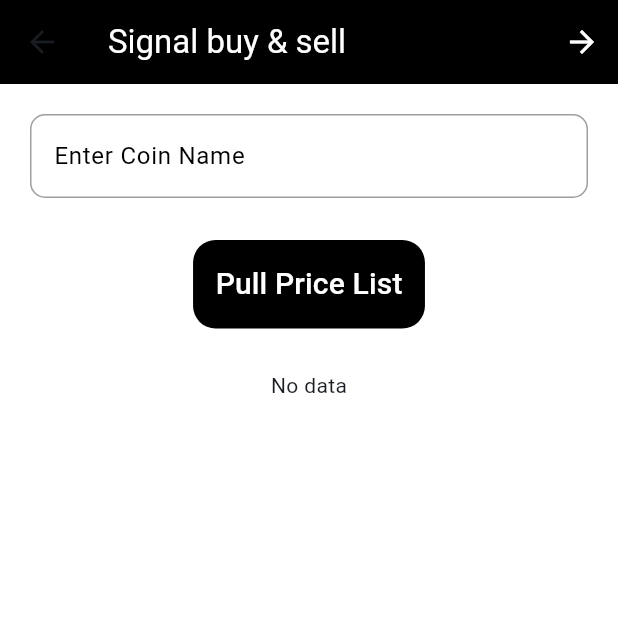
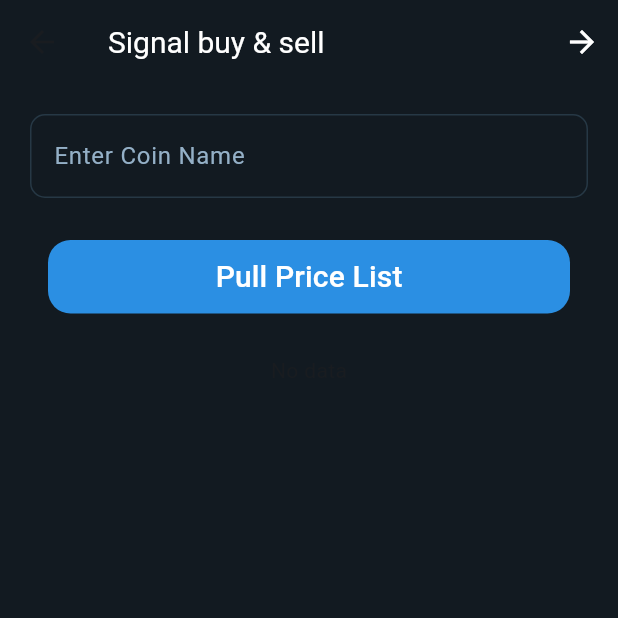
Before and after one commit to ahmedns95/coin-tracker-application, a Flutter app: the screen it shows after launch, after a tap on "Signal Chart", on a phone screen of 412 x 824 dp, the top half of it. Run offline on Flutter 3.47's test engine with Material 3 defaults, Android fonts, the phone set to English and light mode, and no system bars; our stand-ins replace fl_chart; network calls fail.

Commit message:
overall design updates

```diff
--- a/lib/config/app_colors.dart
+++ b/lib/config/app_colors.dart
@@ -4,5 +4,13 @@
 
 class AppColors{
   static  Color kPrimaryColor = Colors.black;
+  static const kPrimaryColor1 =  Color(0xff121A21);
+  static const kPrimaryTextColor =  Color(0xffFFFFFF);
+  static const kTextPrimaryFiled =  Color(0xff263845);
+  static const kTextPrimaryButton =  Color(0xff2B8FE3);
+  static const kTextSecondaryFiled =  Color(0xff94B0C7);
+  static const kContainerBox =  Color(0xff1C2633);
+  static const kContainerBoarder =  Color(0xff364F63);
   static  Color kSecondaryColor = Colors.black;
+
 }
--- /dev/null
+++ b/lib/global_widgets/app_data_container.dart
@@ -0,0 +1,47 @@
+import 'package:flutter/material.dart';
+
+import '../config/app_colors.dart';
+import 'app_text.dart';
+
+class AppDataContainer extends StatelessWidget {
+  String? title, subtitle, subtitle2;
+
+  AppDataContainer({super.key, this.title, this.subtitle, this.subtitle2});
+
+  @override
+  Widget build(BuildContext context) {
+    return Container(
+      height: 115,
+      width: 173,
+      padding: EdgeInsets.only(left: 16),
+      decoration: BoxDecoration(
+          color: AppColors.kContainerBox,
+          borderRadius: BorderRadius.all(Radius.circular(8)),
+          border: Border.all(color: AppColors.kContainerBoarder)),
+      child: Column(
+        mainAxisAlignment: MainAxisAlignment.center,
+        crossAxisAlignment: CrossAxisAlignment.start,
+        children: [
+          AppText(
+            title: title,
+            fontSize: 17,
+            fontColor: AppColors.kPrimaryTextColor,
+            fontWeight: FontWeight.bold,
+          ),
+          AppText(
+            title: subtitle,
+            fontSize: 15,
+            fontColor: AppColors.kTextSecondaryFiled,
+          ),
+          subtitle2 == null
+              ? SizedBox.shrink()
+              : AppText(
+                  title: subtitle2,
+                  fontSize: 15,
+                  fontColor: AppColors.kTextSecondaryFiled,
+                ),
+        ],
+      ),
+    );
+  }
+}
--- a/lib/global_widgets/app_text.dart
+++ b/lib/global_widgets/app_text.dart
@@ -6,17 +6,23 @@
   final String? title;
   final double? fontSize;
   final Color? fontColor;
+  final FontWeight? fontWeight;
 
-  const AppText({super.key, required this.title, this.fontSize,this.fontColor});
+  const AppText(
+      {super.key,
+      required this.title,
+      this.fontSize,
+      this.fontColor,
+      this.fontWeight});
 
   @override
   Widget build(BuildContext context) {
     return Text(
       title ?? "--",
       style: TextStyle(
-        color: fontColor??AppColors.kPrimaryColor,
-        fontSize: fontSize ?? 20,
-      ),
+          color: fontColor ?? AppColors.kPrimaryTextColor,
+          fontSize: fontSize ?? 20,
+          fontWeight: fontWeight ?? FontWeight.normal),
     );
   }
 }
--- a/lib/global_widgets/app_text_button.dart
+++ b/lib/global_widgets/app_text_button.dart
@@ -1,3 +1,38 @@
+// import 'package:flutter/cupertino.dart';
+// import 'package:flutter/material.dart';
+//
+// import '../config/app_colors.dart';
+//
+// class AppTextButton extends StatefulWidget {
+//   final String title;
+//   final Function()? onTap;
+//
+//   const AppTextButton({super.key, required this.title, required this.onTap});
+//
+//   @override
+//   State<AppTextButton> createState() => _AppTextButtonState();
+// }
+//
+// class _AppTextButtonState extends State<AppTextButton> {
+//   @override
+//   Widget build(BuildContext context) {
+//     return TextButton(
+//       onPressed:widget.onTap,
+//       child: Container(
+//         width: 160,
+//         padding: EdgeInsets.symmetric(vertical: 15, horizontal: 10),
+//         decoration: BoxDecoration(
+//           borderRadius: BorderRadius.all(Radius.circular(15)),
+//           color: AppColors.kTextPrimaryButton,
+//         ),
+//         child: Text(
+//           widget.title,
+//           style: TextStyle(color: Colors.white, fontSize: 20),
+//         ),
+//       ),
+//     );
+//   }
+// }
 import 'package:flutter/cupertino.dart';
 import 'package:flutter/material.dart';
 
@@ -17,13 +52,16 @@
   @override
   Widget build(BuildContext context) {
     return TextButton(
-      onPressed:widget.onTap,
+      onPressed: widget.onTap,
       child: Container(
-        padding: EdgeInsets.symmetric(vertical: 15, horizontal: 15),
+        // Adjust width and height dynamically using MediaQuery
+        width: MediaQuery.of(context).size.width * 0.9, // 90% of screen width
+        padding: EdgeInsets.symmetric(vertical: 10), // Adjust padding
         decoration: BoxDecoration(
           borderRadius: BorderRadius.all(Radius.circular(15)),
-          color: AppColors.kPrimaryColor,
+          color: AppColors.kTextPrimaryButton,
         ),
+        alignment: Alignment.center, // Center text inside the button
         child: Text(
           widget.title,
           style: TextStyle(color: Colors.white, fontSize: 20),
--- a/lib/global_widgets/app_text_form_field.dart
+++ b/lib/global_widgets/app_text_form_field.dart
@@ -28,7 +28,7 @@
     this.onChanged,
     this.onTap,
     this.inputFormatters,
-    this.textAlign=TextAlign.start,
+    this.textAlign = TextAlign.start,
   });
 
   @override
@@ -37,14 +37,16 @@
       controller: controller,
       obscureText: isPassword,
       keyboardType: keyboardType,
-
       validator: validator,
       onChanged: onChanged,
       onTap: onTap,
       textAlign: textAlign,
       inputFormatters: inputFormatters,
+      style: TextStyle(color: AppColors.kTextSecondaryFiled),
       decoration: InputDecoration(
-        labelStyle: TextStyle(color: AppColors.kPrimaryColor,),
+        labelStyle: TextStyle(
+          color: AppColors.kTextSecondaryFiled,
+        ),
         labelText: labelText,
         hintText: hintText,
         prefixIcon: prefixIcon != null ? Icon(prefixIcon) : null,
@@ -53,11 +55,11 @@
         ),
         focusedBorder: OutlineInputBorder(
           borderRadius: BorderRadius.circular(10.0),
-          borderSide: BorderSide(color: AppColors.kPrimaryColor),
+          borderSide: BorderSide(color: AppColors.kTextPrimaryFiled),
         ),
         enabledBorder: OutlineInputBorder(
           borderRadius: BorderRadius.circular(10.0),
-          borderSide: BorderSide(color: Colors.grey),
+          borderSide: BorderSide(color: AppColors.kTextPrimaryFiled),
         ),
       ),
     );
--- a/lib/main.dart
+++ b/lib/main.dart
@@ -3,6 +3,7 @@
 import 'package:flutter/services.dart';
 import 'dart:convert';
 import 'package:http/http.dart' as http;
+import 'global_widgets/app_data_container.dart';
 import 'global_widgets/app_text.dart';
 import 'signal_screen.dart';
 import 'global_widgets/app_text_button.dart';
@@ -217,17 +218,18 @@
     double weightedChangeScore =
         (priceChange / 100) * (tradingVolume / marketCap);
     if (weightedChangeScore < -0.05) {
-      return 'Buy: ${coinNameController.text} has a weighted change score of ${weightedChangeScore.toStringAsFixed(4)}.';
+      return 'Buy\nWeighted change score: ${weightedChangeScore.toStringAsFixed(4)}.';
     } else if (weightedChangeScore > 0.05) {
-      return 'Sell: ${coinNameController.text} has a weighted change score of ${weightedChangeScore.toStringAsFixed(4)}.';
+      return 'Sell\nWeighted change score: ${weightedChangeScore.toStringAsFixed(4)}.';
     } else {
-      return 'Hold: No strong signals for ${coinNameController.text}. Weighted change score: ${weightedChangeScore.toStringAsFixed(4)}.';
+      return 'Hold\nWeighted change score: ${weightedChangeScore.toStringAsFixed(4)}';
     }
   }
 
   Color? actionColor;
   String? action;
-  bool isLoading=false;
+  bool isLoading = false;
+
   void _incrementCounter() async {
     setState(() {
       isLoading = true;
@@ -251,6 +253,7 @@
       }
     });
   }
+
   // void _incrementCounter() {
   //   setState(() {
   //     fetchPrice(coinNameController.text);
@@ -267,21 +270,39 @@
   @override
   Widget build(BuildContext context) {
     return Scaffold(
+      backgroundColor: AppColors.kPrimaryColor1,
+      // drawer: Drawer(
+      //   backgroundColor: AppColors.kPrimaryColor1,
+      //   shadowColor: AppColors.kPrimaryColor,
+      //   child: Column(
+      //     children: [
+      //       AppTextButton(
+      //         title: "Signal Chart",
+      //         onTap: () {
+      //           Navigator.of(context).push(MaterialPageRoute(
+      //               builder: (context) => SignalScreen(
+      //                     title: 'Signal buy & sell',
+      //                   )));
+      //         },
+      //       ),
+      //     ],
+      //   ),
+      // ),
       appBar: AppBar(
-        backgroundColor: AppColors.kPrimaryColor,
+        backgroundColor: AppColors.kPrimaryColor1,
         //Theme.of(context).colorScheme.onPrimaryContainer,
-        title: Text(widget.title, style: TextStyle(color: Colors.white)),
+        // title: Text(widget.title, style: TextStyle(color: Colors.white)),
       ),
       body: SingleChildScrollView(
         child: Padding(
-          padding: const EdgeInsets.all(20.0),
+          padding: const EdgeInsets.symmetric(horizontal: 10.0),
           child: Column(
-            spacing: 20,
-            crossAxisAlignment: CrossAxisAlignment.center,
+            spacing: 15,
+            mainAxisAlignment: MainAxisAlignment.start,
+            crossAxisAlignment: CrossAxisAlignment.start,
             children: <Widget>[
-              SizedBox(height: 30),
               AppText(
-                title: 'Pulling the currency price',
+                title: 'Crypto Tracker',
               ),
               AppTextFormField(
                 controller: coinNameController,
@@ -311,9 +332,6 @@
                   FilteringTextInputFormatter.allow(RegExp(r'^\d+\.?\d{0,5}')),
                 ],
               ),
-              Row(
-                mainAxisAlignment: MainAxisAlignment.spaceEvenly,
-                children: [
               AppTextButton(
                 title: "Signal Chart",
                 onTap: () {
@@ -329,68 +347,67 @@
                   _incrementCounter();
                 },
               ),
-                ],
+              Row(
+                mainAxisAlignment: MainAxisAlignment.spaceEvenly,
+                children: [
+                  AppDataContainer(
+                    title: "Price",
+                    subtitle: coinPrice.toStringAsFixed(5) == "0.00000"
+                        ? "--"
+                        : "\$${coinPrice.toStringAsFixed(5)}",
+                    subtitle2:
+                        "%${determinePricePercentage().toStringAsFixed(2)}",
                   ),
-              AppText(
-                title: "Current price: ${coinPrice.toStringAsFixed(5)}",
-                  fontSize: 22,
-              ),
-              AppText(
-                title: "Action: ${determineTradeAction(priceChange, tradingVolume)}",
-                fontColor: actionColor,
-                // fontSize: 30,
-              ),
-              AppText(
-                title: "Sell when get the price to",
-              ),
-              Row(
-                crossAxisAlignment: CrossAxisAlignment.center,
-                mainAxisAlignment: MainAxisAlignment.spaceAround,
-                children: [
-                  Row(
-                    children: [
-                      AppText(
-                          title:
-                              "${calculateSellPriceUp().toStringAsFixed(4)}\n${priceVolumeSellUp().toStringAsFixed(4)}",
-                          fontColor: Colors.green),
-                      SizedBox(
-                        width: 5,
-                      ),
-                      Icon(
-                        Icons.arrow_upward,
-                        color: Colors.green,
+                  AppDataContainer(
+                    title: "Purchase",
+                    subtitle: priceVolume().toStringAsFixed(2) == "0.00"
+                        ? "--"
+                        : "\$${priceVolume().toStringAsFixed(2)}",
                   ),
                 ],
               ),
               Row(
+                mainAxisAlignment: MainAxisAlignment.spaceEvenly,
                 children: [
-                      AppText(
+                  AppDataContainer(
                     title:
-                              "${calculateSellPriceDown().toStringAsFixed(4)}\n${priceVolumeSellDown().toStringAsFixed(4)}",
-                          fontColor: Colors.red),
-                      SizedBox(
-                        width: 5,
+                        "Prediction ${coinPricePurchaseController.text.isEmpty == true ? "" : "%"}${targetPercentageController.text}",
+                    subtitle:
+                        calculateSellPriceUp().toStringAsFixed(4) == "0.0000"
+                            ? "--"
+                            : "\$${calculateSellPriceUp().toStringAsFixed(4)}",
+                    subtitle2: priceVolumeSellUp().toStringAsFixed(2) == "0.00"
+                        ? "--"
+                        : "\$${priceVolumeSellUp().toStringAsFixed(2)}",
                   ),
-                      Icon(
-                        Icons.arrow_downward,
-                        color: Colors.red,
+                  AppDataContainer(
+                    title:
+                        "Prediction ${coinPricePurchaseController.text.isEmpty == true ? "" : "%-"}${targetPercentageController.text}",
+                    subtitle: calculateSellPriceDown().toStringAsFixed(4) ==
+                            "0.0000"
+                        ? "--"
+                        : "\$${calculateSellPriceDown().toStringAsFixed(4)}",
+                    subtitle2:
+                        priceVolumeSellDown().toStringAsFixed(2) == "0.00"
+                            ? "--"
+                            : "\$${priceVolumeSellDown().toStringAsFixed(2)}",
                   ),
                 ],
               ),
+              Row(
+                mainAxisAlignment: MainAxisAlignment.spaceEvenly,
+                children: [
+                  AppDataContainer(
+                    title: "WCS",
+                    subtitle: determineTradeActionAdvanced(
+                        priceChange, tradingVolume, marketCap),
+                  ),
+                  AppDataContainer(
+                    title: "Action",
+                    subtitle: determineTradeAction(priceChange, tradingVolume),
+                  ),
                 ],
               ),
-              AppText(title: "Volume buying : ${priceVolume().toStringAsFixed(4)}"),
-              AppText(
-                title: "Determine trade action advanced",
-              ),
-              AppText(
-                title: determineTradeActionAdvanced(
-                    priceChange, tradingVolume, marketCap),
-                fontColor: actionColor,
-              ),
-              AppText(
-                  title: "${determinePricePercentage().toStringAsFixed(2)}%",
-                  fontSize: 25),
             ],
           ),
         ),
--- a/lib/signal_screen.dart
+++ b/lib/signal_screen.dart
@@ -1,3 +1,4 @@
+import 'package:coin_tracker_application/global_widgets/app_text.dart';
 import 'package:coin_tracker_application/global_widgets/app_text_button.dart';
 import 'package:coin_tracker_application/global_widgets/app_text_form_field.dart';
 import 'package:flutter/material.dart';
@@ -186,6 +187,7 @@
   @override
   Widget build(BuildContext context) {
     return Scaffold(
+      backgroundColor: AppColors.kPrimaryColor1,
       appBar: AppBar(
         actions: [
           Directionality(
@@ -195,8 +197,8 @@
                 style: ButtonStyle(),
               ))
         ],
-        backgroundColor: AppColors.kPrimaryColor,
-        title: Text(widget.title, style: TextStyle(color: Colors.white)),
+        backgroundColor: AppColors.kPrimaryColor1,
+        title: AppText(title: widget.title),
       ),
       body: SingleChildScrollView(
         child: Padding(
```
Lines whose indentation alone changed are shown as unchanged.
